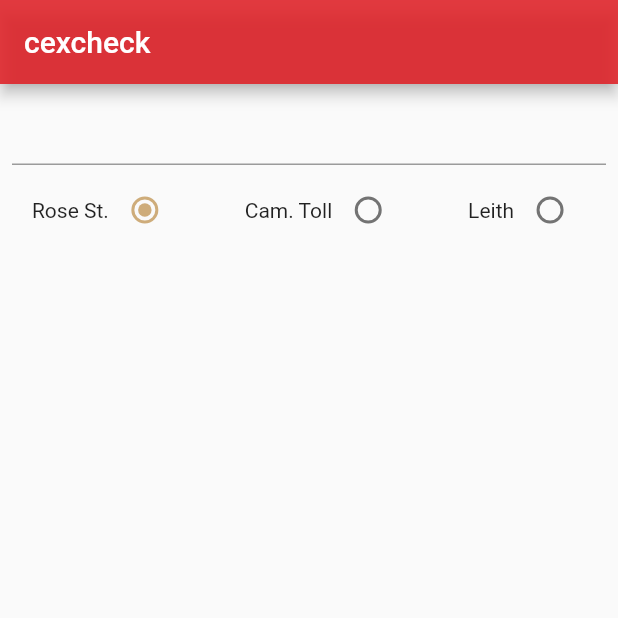
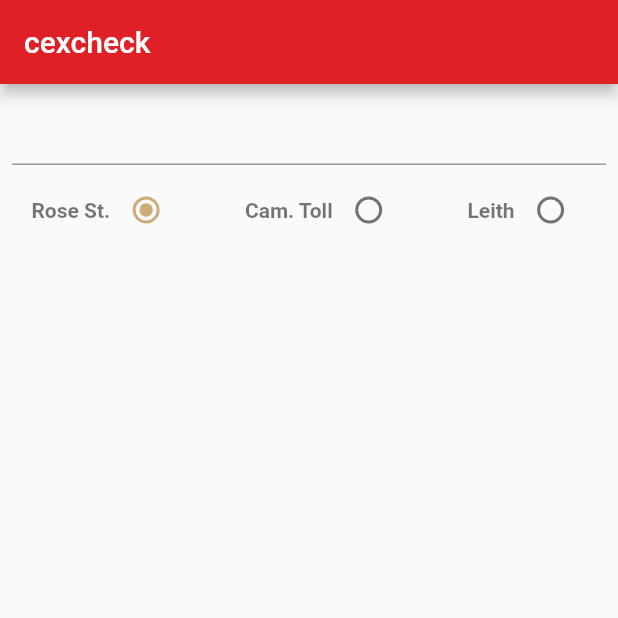
Before and after one commit to mswift42/fln, a Flutter app: the screen it shows after launch, on a phone screen of 412 x 824 dp, the top half of it. Run offline on Flutter 3.47's test engine with Material 2 defaults, Android fonts, the phone set to English and light mode, and no system bars.

Commit message:
no transparancy for accentcolor.

```diff
--- a/lib/main.dart
+++ b/lib/main.dart
@@ -10,10 +10,15 @@ class MyApp extends StatelessWidget {
   @override
   Widget build(BuildContext context) {
     return MaterialApp(
-      title: 'CexCheck',
+      title: "CexCheck",
       theme: ThemeData(
-        primaryColor: Color.fromARGB(225, 223, 33, 39),
+          primaryColor: Color.fromARGB(255, 223, 33, 39),
           accentColor: Color.fromARGB(255, 206, 172, 122),
+          textTheme: TextTheme(
+            bodyText1: TextStyle(color: Colors.black87),
+            bodyText2:
+                TextStyle(color: Colors.black54, fontWeight: FontWeight.w700),
+          )),
       // This is the theme of your application.
       //
       // Try running your application with "flutter run". You'll see the
@@ -26,8 +31,6 @@ class MyApp extends StatelessWidget {
       // This makes the visual density adapt to the platform that you run
       // the app on. For desktop platforms, the controls will be smaller and
       // closer together (more dense) than on mobile platforms.
-        visualDensity: VisualDensity.adaptivePlatformDensity,
-      ),
       home: HomeScaffold(title: 'cexcheck'),
     );
   }
```
Lines whose indentation alone changed are shown as unchanged.
